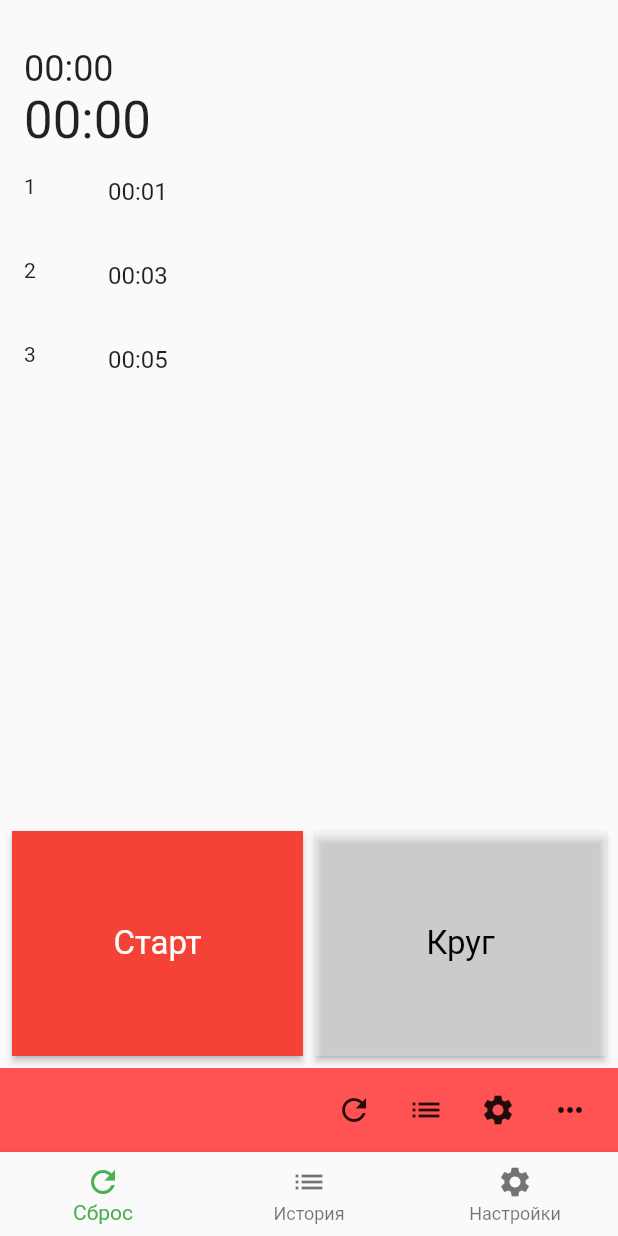
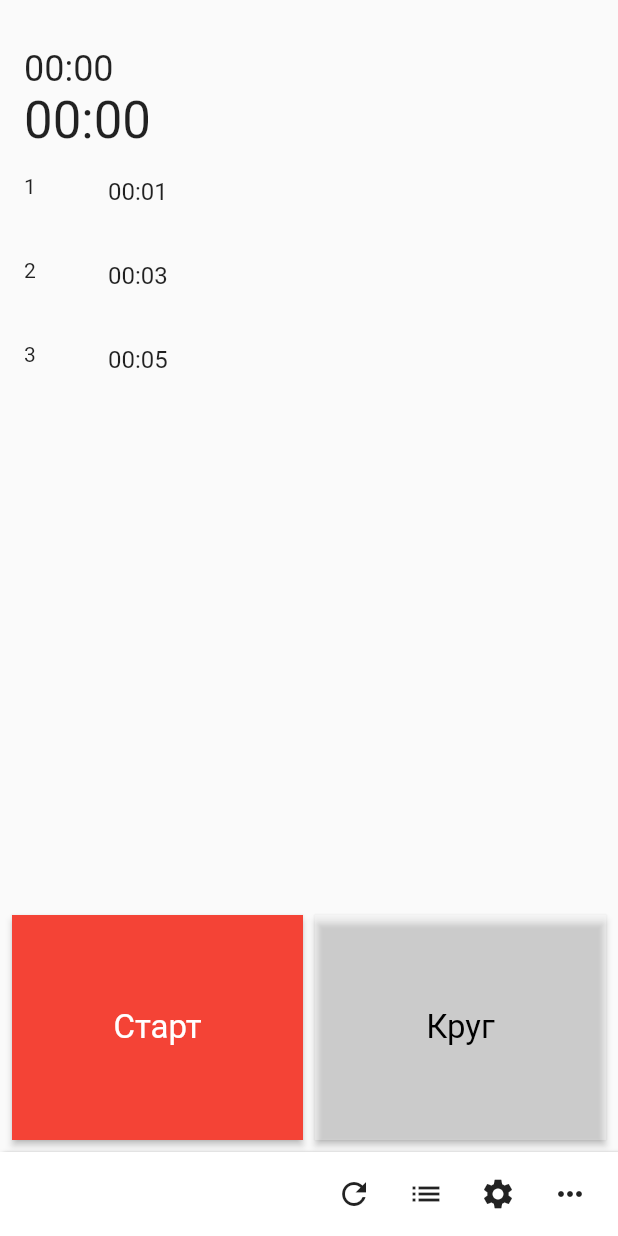
Before and after one commit to flankb/stopwatch-flutter, a Flutter app: the screen it shows after launch, on a phone screen of 412 x 824 dp. Run offline on Flutter 3.47's test engine with Material 2 defaults, Android fonts, the phone set to English and light mode, and no system bars; our stand-ins replace after_layout, bloc, csv, equatable, moor, moor_ffi; missing offline and left inert: flutter_widgets, launch_review, preferences, rate_my_app; generated files the repository leaves out were written again; project files that could hold a hidden picture were left out.

Commit message:
Замена нижнего меню

```diff
--- a/lib/main.dart
+++ b/lib/main.dart
@@ -267,25 +267,6 @@ class _MyTabPageState extends State<MyTabPageStateful>
 
     return Scaffold(
       body: StopwatchBody(),
-        bottomNavigationBar: BottomNavigationBar(
-          items: const <BottomNavigationBarItem>[
-            BottomNavigationBarItem(
-              icon: Icon(Icons.refresh),
-              title: Text('Сброс'),
-            ),
-            BottomNavigationBarItem(
-              icon: Icon(Icons.list),
-              title: Text('История'),
-            ),
-            BottomNavigationBarItem(
-              icon: Icon(Icons.settings),
-              title: Text('Настройки'),
-            ),
-          ],
-          currentIndex: _selectedIndex,
-          //selectedItemColor: Colors.amber[800],
-          onTap: _onItemTapped,
-        )
     );
   }
 
--- a/lib/widgets/buttons_bar.dart
+++ b/lib/widgets/buttons_bar.dart
@@ -6,9 +6,22 @@ class ButtonsBar extends StatelessWidget{
   @override
   Widget build(BuildContext context) {
     return Container(
-      color: Colors.redAccent,
+
+      //color: Colors.redAccent,
       height: 56,
       width: MediaQuery.of(context).size.width,
+      decoration: BoxDecoration(
+        //borderRadius: BorderRadius.circular(8.0),
+        color: Colors.white,
+        boxShadow: [
+          BoxShadow(
+            color: Colors.black,
+            blurRadius: 2.0,
+            spreadRadius: 0.0,
+            offset: Offset(2.0, 2.0), // shadow direction: bottom right
+          )
+        ],
+      ),
       child: Padding(
         padding: const EdgeInsets.symmetric(horizontal: 8),
         child: Row(
@@ -40,11 +53,13 @@ class ButtonsBar extends StatelessWidget{
               },
             ),
 
-            IconButton(
-              icon: Icon(Icons.more_horiz),
-              tooltip: 'Menu',
-              onPressed: () {
-              },
+            InkWell(
+              child: IconButton(
+                icon: Icon(Icons.more_horiz),
+                tooltip: 'Menu',
+                onPressed: () {
+                },
+              ),
             )
           ],
         ),
```
